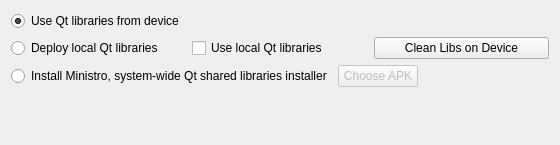
Old version of the form src/plugins/android/androiddeploystepwidget.ui in the repository qt-creator/qt-creator.
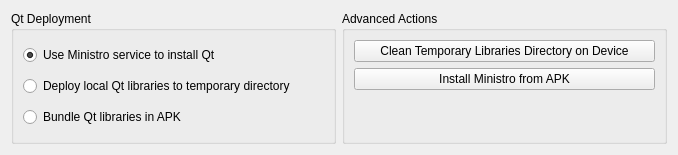
New version of the form.

Commit message:
Android Deploy Options: Clean up ui
Task-number: QTCREATORBUG-9208

```diff
--- a/src/plugins/android/androiddeploystepwidget.ui
+++ b/src/plugins/android/androiddeploystepwidget.ui
@@ -6,8 +6,8 @@
    <rect>
     <x>0</x>
     <y>0</y>
-    <width>560</width>
-    <height>145</height>
+    <width>678</width>
+    <height>155</height>
    </rect>
   </property>
   <property name="sizePolicy">
@@ -19,91 +19,71 @@
   <property name="windowTitle">
    <string>Form</string>
   </property>
-  <layout class="QGridLayout" name="gridLayout">
-   <item row="0" column="0">
-    <widget class="QRadioButton" name="devicesQtLibs">
+  <layout class="QHBoxLayout" name="horizontalLayout">
+   <item>
+    <widget class="QGroupBox" name="groupBox">
+     <property name="title">
+      <string>Qt Deployment</string>
+     </property>
+     <layout class="QVBoxLayout" name="verticalLayout">
+      <item>
+       <widget class="QRadioButton" name="ministroOption">
      <property name="toolTip">
       <string>Use Qt libraries from device</string>
      </property>
      <property name="text">
-      <string>Use Qt libraries from device</string>
+         <string>Use Ministro service to install Qt</string>
      </property>
      <property name="checked">
       <bool>true</bool>
      </property>
     </widget>
    </item>
-   <item row="1" column="0">
-    <layout class="QHBoxLayout" name="horizontalLayout_2">
      <item>
-      <widget class="QRadioButton" name="deployQtLibs">
+       <widget class="QRadioButton" name="temporaryQtOption">
        <property name="toolTip">
         <string>Push local Qt libraries to device.
 You must have Qt libraries compiled for that platform</string>
        </property>
        <property name="text">
-        <string>Deploy local Qt libraries</string>
+         <string>Deploy local Qt libraries to temporary directory</string>
        </property>
       </widget>
      </item>
      <item>
-      <widget class="QCheckBox" name="useLocalQtLibs">
+       <widget class="QRadioButton" name="bundleQtOption">
        <property name="toolTip">
         <string>Check this option to force the application to use local Qt libraries instead of system libraries.</string>
        </property>
        <property name="text">
-        <string>Use local Qt libraries</string>
+         <string>Bundle Qt libraries in APK</string>
        </property>
       </widget>
      </item>
+     </layout>
+    </widget>
+   </item>
      <item>
+    <widget class="QGroupBox" name="groupBox_2">
+     <property name="title">
+      <string>Advanced Actions</string>
+     </property>
+     <layout class="QGridLayout" name="gridLayout">
+      <item row="0" column="0">
       <widget class="QPushButton" name="cleanLibsPushButton">
        <property name="text">
-        <string>Clean Libs on Device</string>
+         <string>Clean Temporary Libraries Directory on Device</string>
        </property>
       </widget>
      </item>
-    </layout>
-   </item>
-   <item row="2" column="0">
-    <layout class="QHBoxLayout" name="horizontalLayout">
-     <item>
-      <widget class="QRadioButton" name="installQASI">
-       <property name="toolTip">
-        <string>Choose and install Ministro system wide Qt shared libraries.
-This option is useful when you want to try your application on devices which don't have Android Market (e.g. Android Emulator).</string>
-       </property>
-       <property name="text">
-        <string>Install Ministro, system-wide Qt shared libraries installer</string>
-       </property>
-      </widget>
-     </item>
-     <item>
+      <item row="1" column="0">
       <widget class="QPushButton" name="chooseButton">
-       <property name="enabled">
-        <bool>false</bool>
-       </property>
        <property name="text">
-        <string>Choose APK</string>
+         <string>Install Ministro from APK</string>
        </property>
       </widget>
      </item>
-     <item>
-      <spacer name="horizontalSpacer">
-       <property name="orientation">
-        <enum>Qt::Horizontal</enum>
-       </property>
-       <property name="sizeHint" stdset="0">
-        <size>
-         <width>40</width>
-         <height>20</height>
-        </size>
-       </property>
-      </spacer>
-     </item>
-    </layout>
-   </item>
-   <item row="3" column="0">
+      <item row="2" column="0">
     <spacer name="verticalSpacer">
      <property name="orientation">
       <enum>Qt::Vertical</enum>
@@ -111,10 +91,13 @@
      <property name="sizeHint" stdset="0">
       <size>
        <width>20</width>
-       <height>41</height>
+          <height>40</height>
       </size>
      </property>
     </spacer>
+      </item>
+     </layout>
+    </widget>
    </item>
   </layout>
  </widget>
```
Left out of the diff: 43 changed lines with no effect on the pictures. Lines whose indentation alone changed are shown as unchanged. The commit also changes 7 other files.
